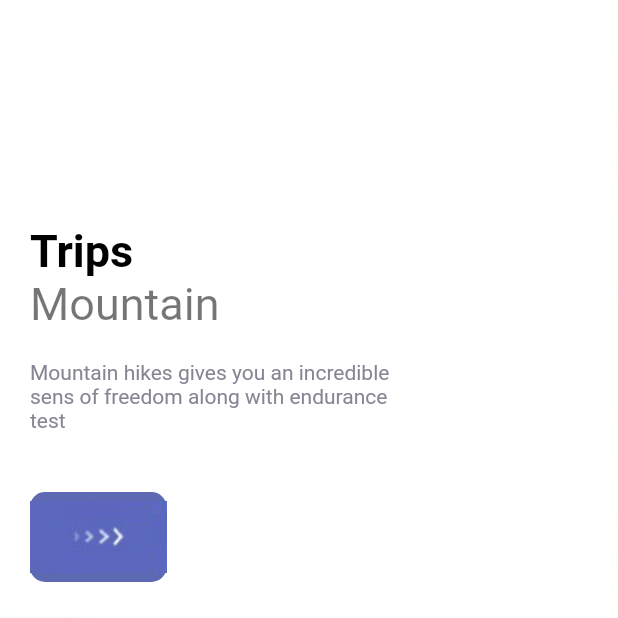
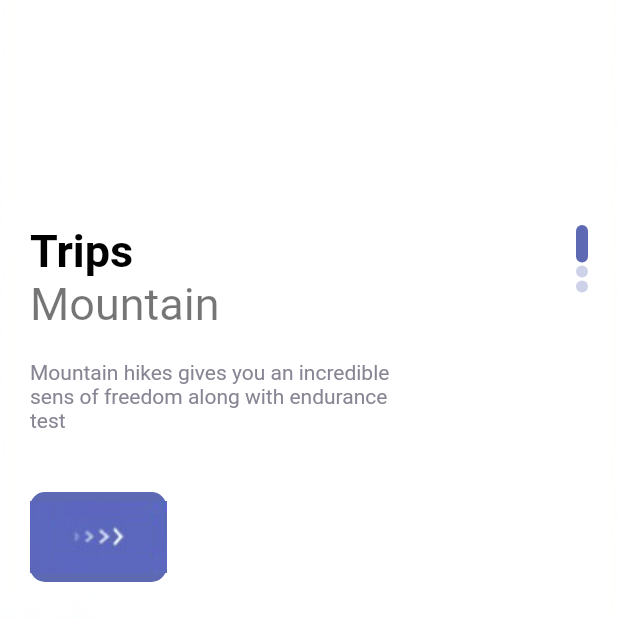
Before and after one commit to Sihamtahi/Tripy, a Flutter app: the screen it shows after launch, on a phone screen of 412 x 824 dp, the top half of it. Run offline on Flutter 3.47's test engine with Material 2 defaults, Android fonts, the phone set to English and light mode, and no system bars.

Commit message:
complete welcome page

```diff
--- a/lib/pages/welcome_page.dart
+++ b/lib/pages/welcome_page.dart
@@ -49,6 +49,7 @@ class _WelcomePageState extends State<WelcomePage> {
                child: Container( // the benefit is that we can specify the margins
                  margin: const EdgeInsets.only(top: 150,left: 20, right: 20),
                  child: Row(
+                   mainAxisAlignment: MainAxisAlignment.spaceBetween ,
                    children: [
                      Column(
                        crossAxisAlignment: CrossAxisAlignment.start, // pour que Trips et Mountain commence au même niveau
@@ -68,6 +69,20 @@ class _WelcomePageState extends State<WelcomePage> {
                          SizedBox(height: 40,),
                          ResponsiveBotton()
                        ],
+                     ),
+                     // the neext column for the slider
+                     Column(
+                       children: List.generate(3, (indexDots) {
+                         return Container(
+                           margin: const EdgeInsets.only(bottom: 2),
+                            width: 8,
+                            height: index== indexDots?25:8,
+                           decoration: BoxDecoration(
+                             borderRadius: BorderRadius.circular(8),
+                             color:  index== indexDots?AppColors.mainColor:AppColors.mainColor.withOpacity(0.3)
+                           ),
+                         );
+                       }),
                      )
                    ],
                  ),
```
